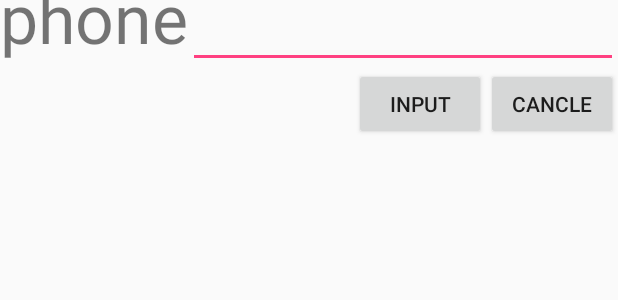
After one commit to sunwonsara/RelativeLayoutTest, an Android app: the layout activity_main4.xml on its own in the app's theme, with its tools: preview values and no code run, on a phone screen of 412 x 824 dp. The commit adds this screen. Shown: the top 300 px of the screen. Run offline under Robolectric (Android 15) with nearby library versions, the phone set to English and light mode, and no system bars.

Commit message:
#4 RelativeLayout phoneform

```diff
--- a/app/src/main/java/sunwonsara/kr/hs/e_mirim/relativelayouttest/MainActivity.java
+++ b/app/src/main/java/sunwonsara/kr/hs/e_mirim/relativelayouttest/MainActivity.java
@@ -8,6 +8,6 @@ public class MainActivity extends AppCompatActivity {
     @Override
     protected void onCreate(Bundle savedInstanceState) {
         super.onCreate(savedInstanceState);
-        setContentView(R.layout.activity_main);
+        setContentView(R.layout.activity_main4);
     }
 }
--- /dev/null
+++ b/app/src/main/res/layout/activity_main4.xml
@@ -0,0 +1,39 @@
+<?xml version="1.0" encoding="utf-8"?>
+<RelativeLayout xmlns:android="http://schemas.android.com/apk/res/android"
+    android:layout_width="match_parent"
+    android:layout_height="match_parent">
+
+    <TextView
+        android:id="@+id/text1"
+        android:layout_width="wrap_content"
+        android:layout_height="wrap_content"
+        android:text="phone"
+        android:textSize="45sp"
+        android:layout_alignBaseline="@+id/edit1"
+       />
+    <EditText
+        android:id="@+id/edit1"
+        android:layout_toRightOf="@+id/text1"
+        android:layout_width="match_parent"
+        android:layout_height="wrap_content"
+        android:inputType="phone"
+        />
+
+    <Button
+        android:id="@+id/btn_base3"
+        android:layout_width="wrap_content"
+        android:layout_height="wrap_content"
+        android:layout_alignParentRight="true"
+        android:layout_below="@+id/edit1"
+        android:text="cancle"
+        />
+
+    <Button
+        android:layout_width="wrap_content"
+        android:layout_height="wrap_content"
+        android:layout_toLeftOf="@+id/btn_base3"
+       android:layout_below="@+id/edit1"
+        android:text="input"
+        />
+
+</RelativeLayout>
```
